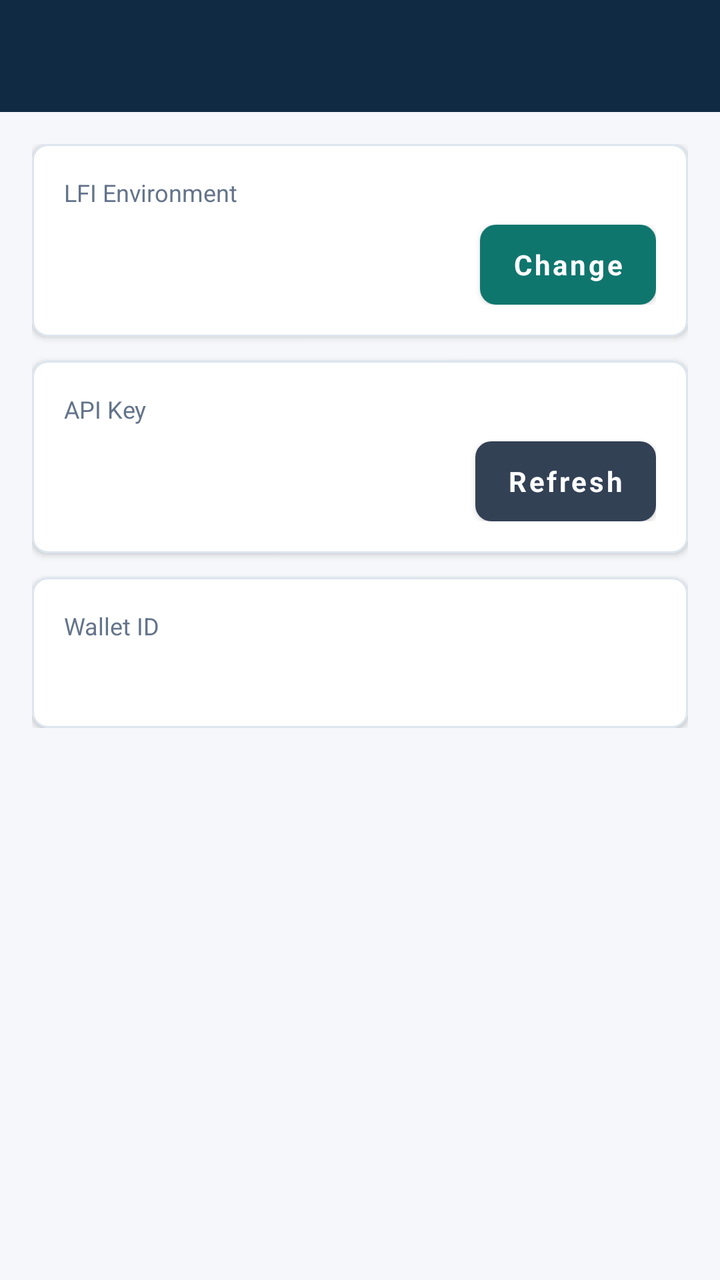
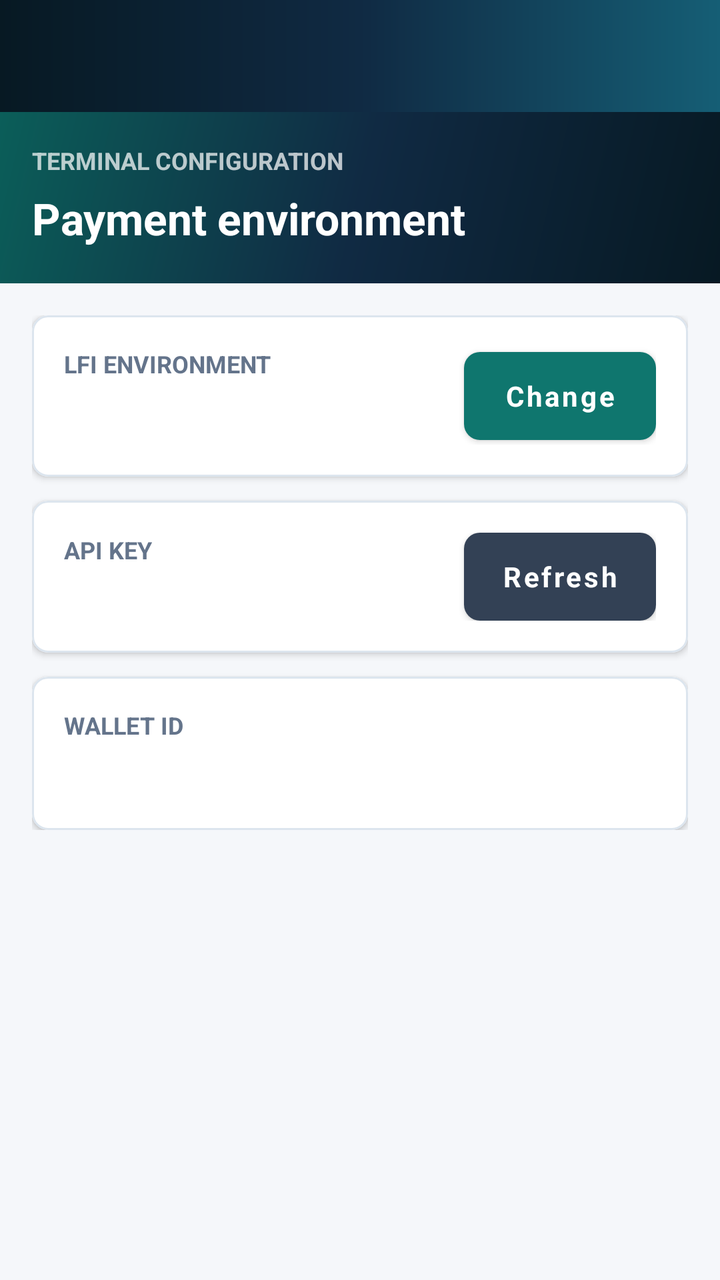

Two renders of the same Android screen: before a commit and after it. Below are the layout's source before the change and the commit's diff.
<!-- AndroidManifest.xml: application theme AppTheme -->
<!-- res/layout/activity_setting.xml -->
<?xml version="1.0" encoding="utf-8"?>
<LinearLayout xmlns:android="http://schemas.android.com/apk/res/android"
    xmlns:app="http://schemas.android.com/apk/res-auto"
    android:layout_width="match_parent"
    android:layout_height="match_parent"
    android:orientation="vertical"
    android:background="@color/background">

    <androidx.appcompat.widget.Toolbar
        android:id="@+id/toolbar"
        android:layout_width="match_parent"
        android:layout_height="?attr/actionBarSize"
        android:background="@color/primary"
        app:titleTextColor="@color/white" />

    <ScrollView
        android:layout_width="match_parent"
        android:layout_height="match_parent">

        <LinearLayout
            android:layout_width="match_parent"
            android:layout_height="wrap_content"
            android:orientation="vertical"
            android:padding="@dimen/screen_margin">

            
            <com.google.android.material.card.MaterialCardView
                style="@style/AppCard"
                android:layout_width="match_parent"
                android:layout_height="wrap_content"
                android:layout_marginBottom="12dp">
                <LinearLayout
                    android:layout_width="match_parent"
                    android:layout_height="wrap_content"
                    android:orientation="vertical"
                    android:padding="16dp">
                    <TextView android:layout_width="wrap_content" android:layout_height="wrap_content"
                        android:text="@string/setting_env_label"
                        android:textColor="@color/text_secondary" android:textSize="12sp" />
                    <LinearLayout
                        android:layout_width="match_parent"
                        android:layout_height="wrap_content"
                        android:orientation="horizontal"
                        android:layout_marginTop="8dp"
                        android:gravity="center_vertical">
                        <TextView
                            android:id="@+id/tv_env_value"
                            android:layout_width="0dp"
                            android:layout_height="wrap_content"
                            android:layout_weight="1"
                            android:textColor="@color/text_primary"
                            android:textSize="16sp"
                            android:textStyle="bold" />
                        <com.google.android.material.button.MaterialButton
                            android:id="@+id/btn_change_env"
                            style="@style/AccentButton"
                            android:layout_width="wrap_content"
                            android:layout_height="40dp"
                            android:text="@string/setting_change"
                            android:textSize="14sp" />
                    </LinearLayout>
                </LinearLayout>
            </com.google.android.material.card.MaterialCardView>

            
            <com.google.android.material.card.MaterialCardView
                style="@style/AppCard"
                android:layout_width="match_parent"
                android:layout_height="wrap_content"
                android:layout_marginBottom="12dp">
                <LinearLayout
                    android:layout_width="match_parent"
                    android:layout_height="wrap_content"
                    android:orientation="vertical"
                    android:padding="16dp">
                    <TextView android:layout_width="wrap_content" android:layout_height="wrap_content"
                        android:text="@string/setting_api_key_label"
                        android:textColor="@color/text_secondary" android:textSize="12sp" />
                    <LinearLayout
                        android:layout_width="match_parent"
                        android:layout_height="wrap_content"
                        android:orientation="horizontal"
                        android:layout_marginTop="8dp"
                        android:gravity="center_vertical">
                        <TextView
                            android:id="@+id/tv_api_key_value"
                            android:layout_width="0dp"
                            android:layout_height="wrap_content"
                            android:layout_weight="1"
                            android:textColor="@color/text_primary"
                            android:textSize="14sp" />
                        <com.google.android.material.button.MaterialButton
                            android:id="@+id/btn_refresh_key"
                            style="@style/SecondaryButton"
                            android:layout_width="wrap_content"
                            android:layout_height="40dp"
                            android:text="@string/setting_refresh"
                            android:textSize="14sp" />
                    </LinearLayout>
                </LinearLayout>
            </com.google.android.material.card.MaterialCardView>

            
            <com.google.android.material.card.MaterialCardView
                style="@style/AppCard"
                android:layout_width="match_parent"
                android:layout_height="wrap_content">
                <LinearLayout
                    android:layout_width="match_parent"
                    android:layout_height="wrap_content"
                    android:orientation="vertical"
                    android:padding="16dp">
                    <TextView android:layout_width="wrap_content" android:layout_height="wrap_content"
                        android:text="@string/setting_wallet_id_label"
                        android:textColor="@color/text_secondary" android:textSize="12sp" />
                    <TextView
                        android:id="@+id/tv_wallet_id_value"
                        android:layout_width="match_parent"
                        android:layout_height="wrap_content"
                        android:layout_marginTop="8dp"
                        android:textColor="@color/text_primary"
                        android:textSize="14sp" />
                </LinearLayout>
            </com.google.android.material.card.MaterialCardView>

        </LinearLayout>
    </ScrollView>
</LinearLayout>
<!-- resources referenced by this layout -->
<resources>
  <color name="background">#F5F7FA</color>
  <color name="primary">#102A43</color>
  <color name="text_primary">#111827</color>
  <color name="text_secondary">#64748B</color>
  <color name="white">#FFFFFF</color>
  <dimen name="screen_margin">16dp</dimen>
  <string name="setting_api_key_label">API Key</string>
  <string name="setting_change">Change</string>
  <string name="setting_env_label">LFI Environment</string>
  <string name="setting_refresh">Refresh</string>
  <string name="setting_wallet_id_label">Wallet ID</string>
  <style name="AccentButton" parent="Widget.MaterialComponents.Button">
          <item name="android:minHeight">@dimen/button_height</item>
          <item name="backgroundTint">@color/accent</item>
          <item name="android:textColor">@color/white</item>
          <item name="android:textSize">16sp</item>
          <item name="android:textStyle">bold</item>
          <item name="android:textAllCaps">false</item>
          <item name="cornerRadius">8dp</item>
          <item name="android:insetTop">0dp</item>
          <item name="android:insetBottom">0dp</item>
          <item name="rippleColor">@color/accent_dark</item>
      </style>
  <style name="AppCard" parent="Widget.MaterialComponents.CardView">
          <item name="cardCornerRadius">@dimen/card_corner_radius</item>
          <item name="cardElevation">@dimen/card_elevation</item>
          <item name="cardBackgroundColor">@color/card</item>
          <item name="strokeColor">@color/card_stroke</item>
          <item name="strokeWidth">1dp</item>
      </style>
  <style name="AppTheme" parent="Theme.MaterialComponents.Light.NoActionBar">
          <item name="colorPrimary">@color/primary</item>
          <item name="colorPrimaryDark">@color/primary_dark</item>
          <item name="colorAccent">@color/accent</item>
          <item name="android:windowBackground">@color/background</item>
          <item name="android:statusBarColor">@color/primary_dark</item>
          <item name="android:navigationBarColor">@color/primary_dark</item>
          <item name="android:fontFamily">sans-serif</item>
      </style>
  <dimen name="button_height">56dp</dimen>
  <color name="accent">#0F766E</color>
  <color name="accent_dark">#0B5E59</color>
  <dimen name="card_corner_radius">8dp</dimen>
  <dimen name="card_elevation">2dp</dimen>
  <color name="card">#FFFFFF</color>
  <color name="card_stroke">#DCE5EE</color>
  <color name="btn_secondary">#334155</color>
  <color name="primary_dark">#071923</color>
  <!-- unchanged entries left out for length: 1 -->
</resources>

<!-- the commit's change to res/layout/activity_setting.xml (unified diff, before → after) -->
@@ -3,126 +3,182 @@
     xmlns:app="http://schemas.android.com/apk/res-auto"
     android:layout_width="match_parent"
     android:layout_height="match_parent"
-    android:orientation="vertical"
-    android:background="@color/background">
+    android:background="@color/background"
+    android:orientation="vertical">
 
     <androidx.appcompat.widget.Toolbar
         android:id="@+id/toolbar"
+        style="@style/AppToolbar"
         android:layout_width="match_parent"
         android:layout_height="?attr/actionBarSize"
-        android:background="@color/primary"
         app:titleTextColor="@color/white" />
 
     <ScrollView
         android:layout_width="match_parent"
-        android:layout_height="match_parent">
+        android:layout_height="match_parent"
+        android:fillViewport="true">
 
         <LinearLayout
             android:layout_width="match_parent"
             android:layout_height="wrap_content"
-            android:orientation="vertical"
-            android:padding="@dimen/screen_margin">
+            android:orientation="vertical">
 
-            
-            <com.google.android.material.card.MaterialCardView
-                style="@style/AppCard"
+            <LinearLayout
                 android:layout_width="match_parent"
                 android:layout_height="wrap_content"
-                android:layout_marginBottom="12dp">
-                <LinearLayout
+                android:background="@drawable/bg_amount_panel"
+                android:orientation="vertical"
+                android:paddingStart="@dimen/screen_margin"
+                android:paddingTop="16dp"
+                android:paddingEnd="@dimen/screen_margin"
+                android:paddingBottom="18dp">
+
+                <TextView
+                    style="@style/TextSectionLabel"
+                    android:layout_width="wrap_content"
+                    android:layout_height="wrap_content"
+                    android:text="@string/setting_header_label"
+                    android:textColor="#B8FFFFFF" />
+
+                <TextView
                     android:layout_width="match_parent"
                     android:layout_height="wrap_content"
-                    android:orientation="vertical"
-                    android:padding="16dp">
-                    <TextView android:layout_width="wrap_content" android:layout_height="wrap_content"
-                        android:text="@string/setting_env_label"
-                        android:textColor="@color/text_secondary" android:textSize="12sp" />
+                    android:layout_marginTop="6dp"
+                    android:text="@string/setting_header_title"
+                    android:textColor="@color/white"
+                    android:textSize="22sp"
+                    android:textStyle="bold" />
+            </LinearLayout>
+
+            <LinearLayout
+                android:layout_width="match_parent"
+                android:layout_height="wrap_content"
+                android:orientation="vertical"
+                android:padding="@dimen/screen_margin">
+
+                <com.google.android.material.card.MaterialCardView
+                    style="@style/AppCard"
+                    android:layout_width="match_parent"
+                    android:layout_height="wrap_content"
+                    android:layout_marginBottom="12dp">
+
                     <LinearLayout
                         android:layout_width="match_parent"
                         android:layout_height="wrap_content"
+                        android:gravity="center_vertical"
                         android:orientation="horizontal"
-                        android:layout_marginTop="8dp"
-                        android:gravity="center_vertical">
-                        <TextView
-                            android:id="@+id/tv_env_value"
+                        android:padding="16dp">
+
+                        <LinearLayout
                             android:layout_width="0dp"
                             android:layout_height="wrap_content"
                             android:layout_weight="1"
-                            android:textColor="@color/text_primary"
-                            android:textSize="16sp"
-                            android:textStyle="bold" />
+                            android:orientation="vertical">
+
+                            <TextView
+                                style="@style/TextSectionLabel"
+                                android:layout_width="wrap_content"
+                                android:layout_height="wrap_content"
+                                android:text="@string/setting_env_label" />
+
+                            <TextView
+                                android:id="@+id/tv_env_value"
+                                android:layout_width="match_parent"
+                                android:layout_height="wrap_content"
+                                android:layout_marginTop="8dp"
+                                android:textColor="@color/text_primary"
+                                android:textSize="18sp"
+                                android:textStyle="bold" />
+                        </LinearLayout>
+
                         <com.google.android.material.button.MaterialButton
                             android:id="@+id/btn_change_env"
                             style="@style/AccentButton"
                             android:layout_width="wrap_content"
-                            android:layout_height="40dp"
+                            android:layout_height="44dp"
+                            android:layout_marginStart="12dp"
+                            android:minWidth="96dp"
                             android:text="@string/setting_change"
                             android:textSize="14sp" />
                     </LinearLayout>
-                </LinearLayout>
-            </com.google.android.material.card.MaterialCardView>
+                </com.google.android.material.card.MaterialCardView>
 
-            
-            <com.google.android.material.card.MaterialCardView
-                style="@style/AppCard"
-                android:layout_width="match_parent"
-                android:layout_height="wrap_content"
-                android:layout_marginBottom="12dp">
-                <LinearLayout
+                <com.google.android.material.card.MaterialCardView
+                    style="@style/AppCard"
                     android:layout_width="match_parent"
                     android:layout_height="wrap_content"
-                    android:orientation="vertical"
-                    android:padding="16dp">
-                    <TextView android:layout_width="wrap_content" android:layout_height="wrap_content"
-                        android:text="@string/setting_api_key_label"
-                        android:textColor="@color/text_secondary" android:textSize="12sp" />
+                    android:layout_marginBottom="12dp">
+
                     <LinearLayout
                         android:layout_width="match_parent"
                         android:layout_height="wrap_content"
+                        android:gravity="center_vertical"
                         android:orientation="horizontal"
-                        android:layout_marginTop="8dp"
-                        android:gravity="center_vertical">
-                        <TextView
-                            android:id="@+id/tv_api_key_value"
+                        android:padding="16dp">
+
+                        <LinearLayout
                             android:layout_width="0dp"
                             android:layout_height="wrap_content"
                             android:layout_weight="1"
-                            android:textColor="@color/text_primary"
-                            android:textSize="14sp" />
+                            android:orientation="vertical">
+
+                            <TextView
+                                style="@style/TextSectionLabel"
+                                android:layout_width="wrap_content"
+                                android:layout_height="wrap_content"
+                                android:text="@string/setting_api_key_label" />
+
+                            <TextView
+                                android:id="@+id/tv_api_key_value"
+                                android:layout_width="match_parent"
+                                android:layout_height="wrap_content"
+                                android:layout_marginTop="8dp"
+                                android:ellipsize="middle"
+                                android:maxLines="1"
+                                android:textColor="@color/text_primary"
+                                android:textSize="14sp" />
+                        </LinearLayout>
+
                         <com.google.android.material.button.MaterialButton
                             android:id="@+id/btn_refresh_key"
                             style="@style/SecondaryButton"
                             android:layout_width="wrap_content"
-                            android:layout_height="40dp"
+                            android:layout_height="44dp"
+                            android:layout_marginStart="12dp"
+                            android:minWidth="96dp"
                             android:text="@string/setting_refresh"
                             android:textSize="14sp" />
                     </LinearLayout>
-                </LinearLayout>
-            </com.google.android.material.card.MaterialCardView>
+                </com.google.android.material.card.MaterialCardView>
 
-            
-            <com.google.android.material.card.MaterialCardView
-                style="@style/AppCard"
-                android:layout_width="match_parent"
-                android:layout_height="wrap_content">
-                <LinearLayout
+                <com.google.android.material.card.MaterialCardView
+                    style="@style/AppCard"
                     android:layout_width="match_parent"
-                    android:layout_height="wrap_content"
-                    android:orientation="vertical"
-                    android:padding="16dp">
-                    <TextView android:layout_width="wrap_content" android:layout_height="wrap_content"
-                        android:text="@string/setting_wallet_id_label"
-                        android:textColor="@color/text_secondary" android:textSize="12sp" />
-                    <TextView
-                        android:id="@+id/tv_wallet_id_value"
+                    android:layout_height="wrap_content">
+
+                    <LinearLayout
                         android:layout_width="match_parent"
                         android:layout_height="wrap_content"
-                        android:layout_marginTop="8dp"
-                        android:textColor="@color/text_primary"
-                        android:textSize="14sp" />
-                </LinearLayout>
-            </com.google.android.material.card.MaterialCardView>
+                        android:orientation="vertical"
+                        android:padding="16dp">
 
+                        <TextView
+                            style="@style/TextSectionLabel"
+                            android:layout_width="wrap_content"
+                            android:layout_height="wrap_content"
+                            android:text="@string/setting_wallet_id_label" />
+
+                        <TextView
+                            android:id="@+id/tv_wallet_id_value"
+                            android:layout_width="match_parent"
+                            android:layout_height="wrap_content"
+                            android:layout_marginTop="8dp"
+                            android:textColor="@color/text_primary"
+                            android:textSize="15sp"
+                            android:textStyle="bold" />
+                    </LinearLayout>
+                </com.google.android.material.card.MaterialCardView>
+            </LinearLayout>
         </LinearLayout>
     </ScrollView>
 </LinearLayout>
<!-- resource entries referenced after the edit -->
@@ -4,11 +4,23 @@
   <color name="primary">#102A43</color>
   <color name="text_primary">#111827</color>
   <color name="text_secondary">#64748B</color>
+  <color name="primary_variant">#155E75</color>
   <color name="white">#FFFFFF</color>
   <dimen name="screen_margin">16dp</dimen>
+  <!-- drawable bg_amount_panel (drawable) -->
+  <?xml version="1.0" encoding="utf-8"?>
+  <shape xmlns:android="http://schemas.android.com/apk/res/android">
+      <gradient
+          android:angle="135"
+          android:startColor="@color/primary_dark"
+          android:centerColor="@color/primary"
+          android:endColor="@color/accent_dark" />
+  </shape>
   <string name="setting_api_key_label">API Key</string>
   <string name="setting_change">Change</string>
   <string name="setting_env_label">LFI Environment</string>
+  <string name="setting_header_label">Terminal configuration</string>
+  <string name="setting_header_title">Payment environment</string>
   <string name="setting_refresh">Refresh</string>
   <string name="setting_wallet_id_label">Wallet ID</string>
   <style name="AccentButton" parent="Widget.MaterialComponents.Button">
@@ -30,6 +42,16 @@
           <item name="strokeColor">@color/card_stroke</item>
           <item name="strokeWidth">1dp</item>
       </style>
+  <style name="AppToolbar">
+          <item name="android:background">@drawable/bg_toolbar</item>
+          <item name="android:elevation">0dp</item>
+      </style>
+  <style name="TextSectionLabel">
+          <item name="android:textColor">@color/text_secondary</item>
+          <item name="android:textSize">12sp</item>
+          <item name="android:textStyle">bold</item>
+          <item name="android:textAllCaps">true</item>
+      </style>
   <style name="AppTheme" parent="Theme.MaterialComponents.Light.NoActionBar">
           <item name="colorPrimary">@color/primary</item>
           <item name="colorPrimaryDark">@color/primary_dark</item>
@@ -46,6 +68,15 @@
   <dimen name="card_elevation">2dp</dimen>
   <color name="card">#FFFFFF</color>
   <color name="card_stroke">#DCE5EE</color>
+  <!-- drawable bg_toolbar (drawable) -->
+  <?xml version="1.0" encoding="utf-8"?>
+  <shape xmlns:android="http://schemas.android.com/apk/res/android">
+      <gradient
+          android:angle="0"
+          android:startColor="@color/primary_dark"
+          android:centerColor="@color/primary"
+          android:endColor="@color/primary_variant" />
+  </shape>
   <color name="btn_secondary">#334155</color>
   <color name="primary_dark">#071923</color>
   <!-- unchanged entries left out for length: 1 -->
